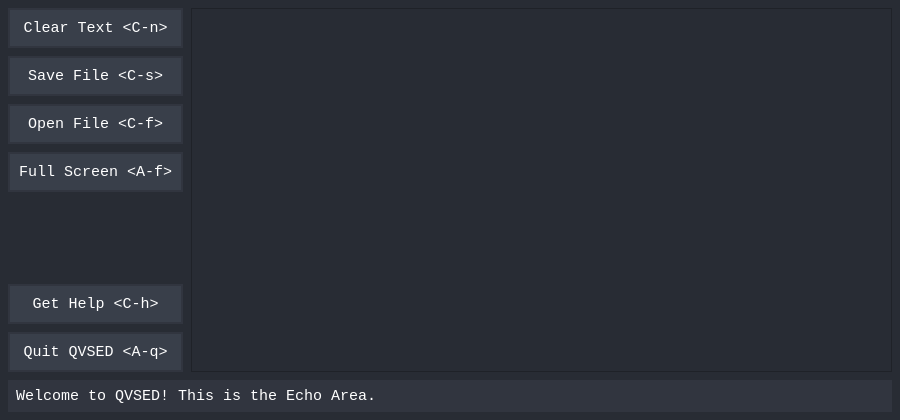
This is qvsed/qvsed.ui in That1M8Head/QVSED as Qt 5 draws it before an edit. The edited form follows.
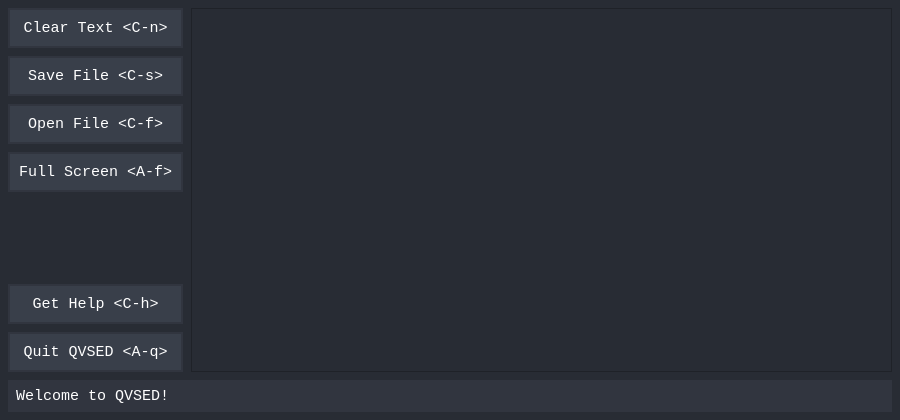
This is the edited form.

Diff of the .ui file:
```diff
--- a/qvsed/qvsed.ui
+++ b/qvsed/qvsed.ui
@@ -777,7 +777,7 @@
          <string notr="true">border: 2px; background: #31353f; padding: 6px;</string>
         </property>
         <property name="text">
-         <string>Welcome to QVSED! This is the Echo Area.</string>
+         <string>Welcome to QVSED!</string>
         </property>
         <property name="cursorPosition">
          <number>0</number>
```
